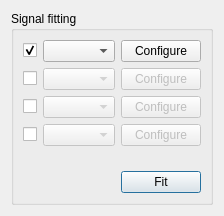
Qt form adapt/gui/ui/fitpanel.ui (syncope/adapt) before a commit.
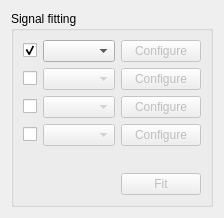
The same form after that commit.

Commit message: + added functionality for clearer steering: button activation when action possible ++ first step: visualization in ui files and functions for reset/activate -- ! missing: logical calls!

The edit to the form file:
```diff
--- a/adapt/gui/ui/fitpanel.ui
+++ b/adapt/gui/ui/fitpanel.ui
@@ -7,7 +7,7 @@
     <x>0</x>
     <y>0</y>
     <width>224</width>
-    <height>216</height>
+    <height>218</height>
    </rect>
   </property>
   <property name="windowTitle">
@@ -52,6 +52,9 @@
           </item>
           <item>
            <widget class="QPushButton" name="configureFirst">
+            <property name="enabled">
+             <bool>false</bool>
+            </property>
             <property name="text">
              <string>Configure</string>
             </property>
@@ -212,6 +215,9 @@
           </item>
           <item>
            <widget class="QPushButton" name="performFitPushBtn">
+            <property name="enabled">
+             <bool>false</bool>
+            </property>
             <property name="text">
              <string>Fit</string>
             </property>
```
The commit also changes 6 other files.
